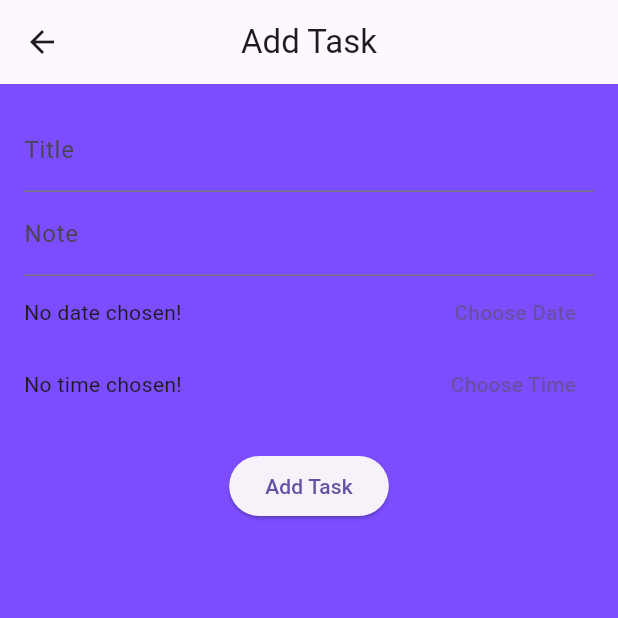
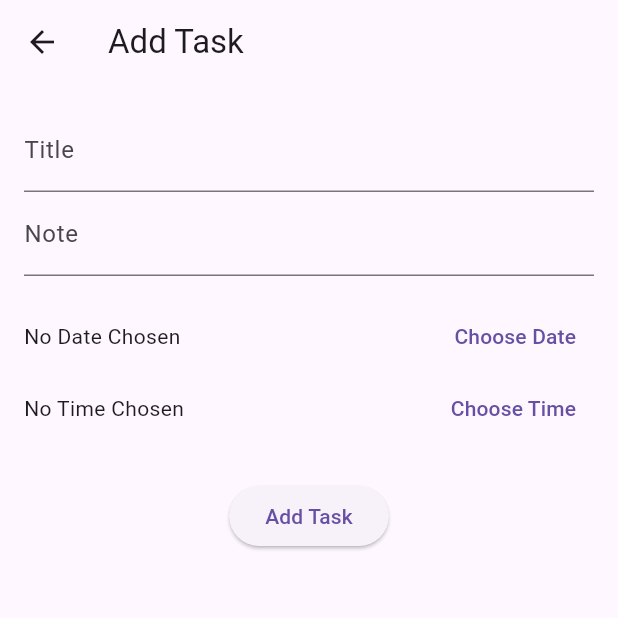
Before and after one commit to MinotiMondal/todoApp, a Flutter app: the screen it shows after launch, after a tap on the "add" icon, on a phone screen of 412 x 824 dp, the top half of it. Run offline on Flutter 3.47's test engine with Material 3 defaults, Android fonts, the phone set to English and light mode, and no system bars; our stand-ins replace get, sqflite; accounts and stored records are empty.

Commit message:
files add

```diff
--- a/lib/main.dart
+++ b/lib/main.dart
@@ -1,7 +1,6 @@
 import 'package:flutter/material.dart';
 import 'package:get/get.dart';
-
-import 'todo/taskListScreen.dart';
+import 'package:to_do_application/new/taskListPage.dart';
 
 void main() {
   runApp(const MyApp());
@@ -15,7 +14,7 @@ class MyApp extends StatelessWidget {
     return GetMaterialApp(
       debugShowCheckedModeBanner: false,
       title: 'To-Do List',
-      home: TaskListScreen(),
+      home: TaskListPage(),
     );
   }
 }
--- /dev/null
+++ b/lib/new/addTask.dart
@@ -0,0 +1,99 @@
+import 'package:flutter/material.dart';
+import 'package:get/get.dart';
+import 'package:intl/intl.dart';
+import 'package:to_do_application/new/taskController.dart';
+import 'package:to_do_application/new/taskModel.dart';
+
+class AddTaskPage extends StatefulWidget {
+  @override
+  _AddTaskPageState createState() => _AddTaskPageState();
+}
+
+class _AddTaskPageState extends State<AddTaskPage> {
+  final _titleController = TextEditingController();
+  final _noteController = TextEditingController();
+  DateTime? _selectedDate;
+  TimeOfDay? _selectedTime;
+
+  final TaskController _taskController = Get.find();
+
+  void _submit() {
+    if (_titleController.text.isEmpty || _noteController.text.isEmpty || _selectedDate == null || _selectedTime == null) {
+      Get.snackbar('Error', 'All fields are required');
+      return;
+    }
+
+    final newTask = Task(
+      title: _titleController.text,
+      note: _noteController.text,
+      date: DateFormat.yMd().format(_selectedDate!),
+      time: _selectedTime!.format(context),
+    );
+
+    _taskController.addTask(newTask);
+    Get.back();
+  }
+
+  @override
+  Widget build(BuildContext context) {
+    return Scaffold(
+      appBar: AppBar(title: Text('Add Task')),
+      body: Padding(
+        padding: const EdgeInsets.all(16),
+        child: Column(
+          children: [
+            TextField(controller: _titleController, decoration: InputDecoration(labelText: 'Title')),
+            TextField(controller: _noteController, decoration: InputDecoration(labelText: 'Note')),
+            SizedBox(height: 16),
+            Row(
+              children: [
+                Expanded(
+                  child: Text(_selectedDate == null ? 'No Date Chosen' : DateFormat.yMd().format(_selectedDate!)),
+                ),
+                TextButton(
+                  child: Text('Choose Date'),
+                  onPressed: () async {
+                    final picked = await showDatePicker(
+                      context: context,
+                      initialDate: DateTime.now(),
+                      firstDate: DateTime(2020),
+                      lastDate: DateTime(2100),
+                    );
+                    if (picked != null) {
+                      setState(() {
+                        _selectedDate = picked;
+                      });
+                    }
+                  },
+                ),
+              ],
+            ),
+            Row(
+              children: [
+                Expanded(
+                  child: Text(_selectedTime == null ? 'No Time Chosen' : _selectedTime!.format(context)),
+                ),
+                TextButton(
+                  child: Text('Choose Time'),
+                  onPressed: () async {
+                    final picked = await showTimePicker(
+                      context: context,
+                      initialTime: TimeOfDay.now(),
+                    );
+                    if (picked != null) {
+                      setState(() {
+                        _selectedTime = picked;
+                      });
+                    }
+                  },
+                ),
+              ],
+            ),
+            SizedBox(height: 24),
+            ElevatedButton(onPressed: _submit, child: Text('Add Task')),
+          ],
+        ),
+      ),
+    );
+  }
+}
--- /dev/null
+++ b/lib/new/db_Helper.dart
@@ -0,0 +1,54 @@
+import 'package:sqflite/sqflite.dart';
+import 'package:path/path.dart';
+import 'package:to_do_application/new/taskModel.dart';
+
+class DBHelper {
+  static Database? _db;
+
+  Future<Database> get db async {
+    if (_db != null) return _db!;
+    _db = await initDb();
+    return _db!;
+  }
+
+  initDb() async {
+    String path = join(await getDatabasesPath(), 'task.db');
+    return await openDatabase(path, version: 1, onCreate: (db, version) {
+      return db.execute('''
+        CREATE TABLE tasks(
+          id INTEGER PRIMARY KEY AUTOINCREMENT,
+          title TEXT,
+          note TEXT,
+          date TEXT,
+          time TEXT
+        )
+      ''');
+    });
+  }
+
+  Future<int> insertTask(Task task) async {
+    final dbClient = await db;
+    return await dbClient.insert('tasks', task.toMap());
+  }
+
+  Future<List<Task>> getTasks() async {
+    final dbClient = await db;
+    final List<Map<String, dynamic>> maps = await dbClient.query('tasks');
+    return List.generate(maps.length, (i) => Task.fromMap(maps[i]));
+  }
+
+  Future<int> deleteTask(int id) async {
+    final dbClient = await db;
+    return await dbClient.delete('tasks', where: 'id = ?', whereArgs: [id]);
+  }
+  Future<int> updateTask(Task task) async {
+    final dbClient = await db;
+    return await dbClient.update(
+      'tasks',
+      task.toMap(),
+      where: 'id = ?',
+      whereArgs: [task.id],
+    );
+  }
+
+}
--- /dev/null
+++ b/lib/new/taskController.dart
@@ -0,0 +1,33 @@
+import 'package:get/get.dart';
+import 'package:to_do_application/new/db_Helper.dart';
+import 'package:to_do_application/new/taskModel.dart';
+
+class TaskController extends GetxController {
+  var taskList = <Task>[].obs;
+  final DBHelper _dbHelper = DBHelper();
+
+  @override
+  void onInit() {
+    super.onInit();
+    fetchTasks();
+  }
+
+  void fetchTasks() async {
+    taskList.value = await _dbHelper.getTasks();
+  }
+
+  void addTask(Task task) async {
+    await _dbHelper.insertTask(task);
+    fetchTasks();
+  }
+
+  void deleteTask(int id) async {
+    await _dbHelper.deleteTask(id);
+    fetchTasks();
+  }
+  void updateTask(Task task) async {
+    await _dbHelper.updateTask(task);
+    fetchTasks();
+  }
+
+}
--- /dev/null
+++ b/lib/new/taskListPage.dart
@@ -0,0 +1,59 @@
+import 'package:flutter/material.dart';
+import 'package:get/get.dart';
+import 'package:to_do_application/new/addTask.dart';
+import 'package:to_do_application/new/editTaskPage.dart';
+import 'package:to_do_application/new/taskController.dart';
+
+class TaskListPage extends StatelessWidget {
+  final TaskController _taskController = Get.put(TaskController());
+
+  @override
+  Widget build(BuildContext context) {
+    return Scaffold(
+      appBar: AppBar(title: const Text('To-Do List')),
+      body: Obx(() {
+        if (_taskController.taskList.isEmpty) {
+          return FutureBuilder(
+            future: Future.delayed(Duration(milliseconds: 500)), // simulate loading
+            builder: (context, snapshot) {
+              if (snapshot.connectionState != ConnectionState.done) {
+                return Center(child: CircularProgressIndicator());
+              } else {
+                return Center(child: Text('No tasks'));
+              }
+            },
+          );
+        }
+
+        return ListView.builder(
+          itemCount: _taskController.taskList.length,
+          itemBuilder: (context, index) {
+            final task = _taskController.taskList[index];
+            return ListTile(
+              title: Text(task.title),
+              subtitle: Text('${task.note}\n${task.date} ${task.time}'),
+              isThreeLine: true,
+              trailing: Row(
+                mainAxisSize: MainAxisSize.min,
+                children: [
+                  IconButton(
+                    icon: Icon(Icons.edit, color: Colors.blue),
+                    onPressed: () => Get.to(() => EditTaskPage(task: task)),
+                  ),
+                  IconButton(
+                    icon: Icon(Icons.delete, color: Colors.red),
+                    onPressed: () => _taskController.deleteTask(task.id!),
+                  ),
+                ],
+              ),
+            );
+          },
+        );
+      }),
+      floatingActionButton: FloatingActionButton(
+        onPressed: () => Get.to(() => AddTaskPage()),
+        child: Icon(Icons.add),
+      ),
+    );
+  }
+}
--- /dev/null
+++ b/lib/new/taskModel.dart
@@ -0,0 +1,25 @@
+class Task {
+  int? id;
+  String title;
+  String note;
+  String date;
+  String time;
+
+  Task({this.id, required this.title, required this.note, required this.date, required this.time});
+
+  factory Task.fromMap(Map<String, dynamic> json) => Task(
+    id: json['id'],
+    title: json['title'],
+    note: json['note'],
+    date: json['date'],
+    time: json['time'],
+  );
+
+  Map<String, dynamic> toMap() => {
+    'id': id,
+    'title': title,
+    'note': note,
+    'date': date,
+    'time': time,
+  };
+}
--- a/lib/todo/addTaskScreen.dart
+++ /dev/null
@@ -1,127 +0,0 @@
-import 'package:flutter/material.dart';
-import 'package:intl/intl.dart';
-import 'package:to_do_application/todo/task.dart';
-
-import 'dbHelper.dart';
-
-class AddTaskScreen extends StatefulWidget {
-  final Task? task; // If null, it's a new task
-
-  final VoidCallback onTaskAdded;
-  const AddTaskScreen({this.task, required this.onTaskAdded, super.key});
-
-  @override
-  State<AddTaskScreen> createState() => _AddTaskScreenState();
-}
-
-class _AddTaskScreenState extends State<AddTaskScreen> {
-  final _titleController = TextEditingController();
-  final _noteController = TextEditingController();
-  DateTime? _selectedDate;
-  TimeOfDay? _selectedTime;
-
-  void _submit() async {
-    if (_titleController.text.isEmpty ||
-        _selectedDate == null ||
-        _selectedTime == null) return;
-
-    final task = Task(
-      id: widget.task?.id,
-      title: _titleController.text,
-      date: DateFormat.yMd().format(_selectedDate!),
-      time: _selectedTime!.format(context),
-      note: _noteController.text,
-    );
-
-    if (widget.task == null) {
-      await DBHelper.insertTask(task);
-    } else {
-      await DBHelper.updateTask(task);
-    }
-
-    widget.onTaskAdded();
-    Navigator.pop(context);
-  }
-
-  @override
-  void initState() {
-    super.initState();
-    if (widget.task != null) {
-      _titleController.text = widget.task!.title;
-      _noteController.text = widget.task!.note;
-      _selectedDate = DateFormat.yMd().parse(widget.task!.date);
-      final time = widget.task!.time.split(":");
-      _selectedTime = TimeOfDay(
-          hour: int.parse(time[0]), minute: int.parse(time[1].split(" ")[0]));
-    }
-  }
-
-  @override
-  Widget build(BuildContext context) {
-    return Scaffold(
-      backgroundColor: Colors.deepPurpleAccent,
-      appBar: AppBar(
-          leading: IconButton(
-            icon: const Icon(Icons.arrow_back),
-            onPressed: () => Navigator.pop(context),
-          ),
-          centerTitle: true,
-          title: Text('Add Task')),
-      body: Padding(
-        padding: const EdgeInsets.all(16),
-        child: Column(
-          children: [
-            TextField(
-                controller: _titleController,
-                decoration: const InputDecoration(labelText: 'Title')),
-            TextField(
-                controller: _noteController,
-                decoration: const InputDecoration(labelText: 'Note')),
-            Row(
-              children: [
-                Expanded(
-                  child: Text(_selectedDate == null
-                      ? 'No date chosen!'
-                      : DateFormat.yMd().format(_selectedDate!)),
-                ),
-                TextButton(
-                  child: Text('Choose Date'),
-                  onPressed: () async {
-                    final pickedDate = await showDatePicker(
-                      context: context,
-                      initialDate: DateTime.now(),
-                      firstDate: DateTime(2020),
-                      lastDate: DateTime(2100),
-                    );
-                    if (pickedDate != null)
-                      setState(() => _selectedDate = pickedDate);
-                  },
-                )
-              ],
-            ),
-            Row(
-              children: [
-                Expanded(
-                  child: Text(_selectedTime == null
-                      ? 'No time chosen!'
-                      : _selectedTime!.format(context)),
-                ),
-                TextButton(
-                  child: Text('Choose Time'),
-                  onPressed: () async {
-                    final pickedTime = await showTimePicker(
-                        context: context, initialTime: TimeOfDay.now());
-                    if (pickedTime != null)
-                      setState(() => _selectedTime = pickedTime);
-                  },
-                )
-              ],
-            ),
-            SizedBox(height: 20),
-            ElevatedButton(onPressed: _submit, child: Text('Add Task'))
-          ],
-        ),
-      ),
-    );
-  }
-}
--- a/lib/todo/dbHelper.dart
+++ /dev/null
@@ -1,50 +0,0 @@
-import 'package:sqflite/sqflite.dart';
-import 'package:path/path.dart';
-import 'package:to_do_application/todo/task.dart';
-
-class DBHelper {
-  static Future<Database> _getDB() async {
-    final dbPath = await getDatabasesPath();
-    return openDatabase(
-      join(dbPath, 'task.db'),
-      onCreate: (db, version) {
-        return db.execute('''
-          CREATE TABLE tasks (
-            id INTEGER PRIMARY KEY AUTOINCREMENT,
-            title TEXT,
-            date TEXT,
-            time TEXT,
-            note TEXT
-          )
-        ''');
-      },
-      version: 1,
-    );
-  }
-
-  static Future<int> insertTask(Task task) async {
-    final db = await _getDB();
-    return db.insert('tasks', task.toMap(), conflictAlgorithm: ConflictAlgorithm.replace);
-  }
-
-  static Future<List<Task>> getTasks() async {
-    final db = await _getDB();
-    final List<Map<String, dynamic>> maps = await db.query('tasks');
-    return List.generate(maps.length, (i) => Task.fromMap(maps[i]));
-  }
-
-  static Future<void> deleteTask(int id) async {
-    final db = await _getDB();
-    await db.delete('tasks', where: 'id = ?', whereArgs: [id]);
-  }
-  static Future<int> updateTask(Task task) async {
-    final db = await _getDB();
-    return db.update(
-      'tasks',
-      task.toMap(),
-      where: 'id = ?',
-      whereArgs: [task.id],
-    );
-  }
-
-}
--- a/lib/todo/task.dart
+++ /dev/null
@@ -1,29 +0,0 @@
-class Task {
-  final int? id;
-  final String title;
-  final String date;
-  final String time;
-  final String note;
-
-  Task({this.id, required this.title, required this.date, required this.time, required this.note});
-
-  Map<String, dynamic> toMap() {
-    return {
-      'id': id,
-      'title': title,
-      'date': date,
-      'time': time,
-      'note': note,
-    };
-  }
-
-  factory Task.fromMap(Map<String, dynamic> map) {
-    return Task(
-      id: map['id'],
-      title: map['title'],
-      date: map['date'],
-      time: map['time'],
-      note: map['note'],
-    );
-  }
-}
--- a/lib/todo/taskListScreen.dart
+++ /dev/null
@@ -1,78 +0,0 @@
-import 'package:flutter/material.dart';
-import 'package:to_do_application/todo/addTaskScreen.dart';
-import 'package:to_do_application/todo/dbHelper.dart';
-import 'package:to_do_application/todo/task.dart';
-
-class TaskListScreen extends StatefulWidget {
-  const TaskListScreen({super.key});
-
-  @override
-  State<TaskListScreen> createState() => _TaskListScreenState();
-}
-
-class _TaskListScreenState extends State<TaskListScreen> {
-  List<Task> tasks = [];
-
-  void _loadTasks() async {
-    final data = await DBHelper.getTasks();
-    setState(() => tasks = data);
-  }
-
-  @override
-  void initState() {
-    super.initState();
-    _loadTasks();
-  }
-
-  @override
-  Widget build(BuildContext context) {
-    return Scaffold(
-      appBar: AppBar(title: Text("My Tasks")),
-      body: ListView.builder(
-        itemCount: tasks.length,
-        itemBuilder: (ctx, i) {
-          final task = tasks[i];
-          return ListTile(
-            title: Text(task.title),
-            subtitle: Text('${task.date} @ ${task.time}\n${task.note}'),
-            isThreeLine: true,
-            trailing: Row(
-              mainAxisSize: MainAxisSize.min,
-              children: [
-                IconButton(
-                  icon: Icon(Icons.edit, color: Colors.blue),
-                  onPressed: () => Navigator.push(
-                    context,
-                    MaterialPageRoute(
-                      builder: (_) => AddTaskScreen(
-                        task: task,
-                        onTaskAdded: _loadTasks,
-                      ),
-                    ),
-                  ),
-                ),
-                IconButton(
-                  icon: Icon(Icons.delete, color: Colors.red),
-                  onPressed: () async {
-                    await DBHelper.deleteTask(task.id!);
-                    _loadTasks();
-                  },
-                ),
-              ],
-            ),
-          );
-
-        },
-      ),
-      floatingActionButton: FloatingActionButton(
-        child: Icon(Icons.add),
-        onPressed: () => Navigator.push(
-          context,
-          MaterialPageRoute(
-            builder: (_) => AddTaskScreen(onTaskAdded: _loadTasks),
-          ),
-        ),
-      ),
-    );
-  }
-}
--- a/pubspec.yaml
+++ b/pubspec.yaml
@@ -38,6 +38,7 @@ dependencies:
   get: ^4.6.6
   sqflite: ^2.3.0
   intl: ^0.18.1
+
 
 
 dev_dependencies:
```
Also changed, not shown: lib/new/editTaskPage.dart (added, +112 -0 lines).
